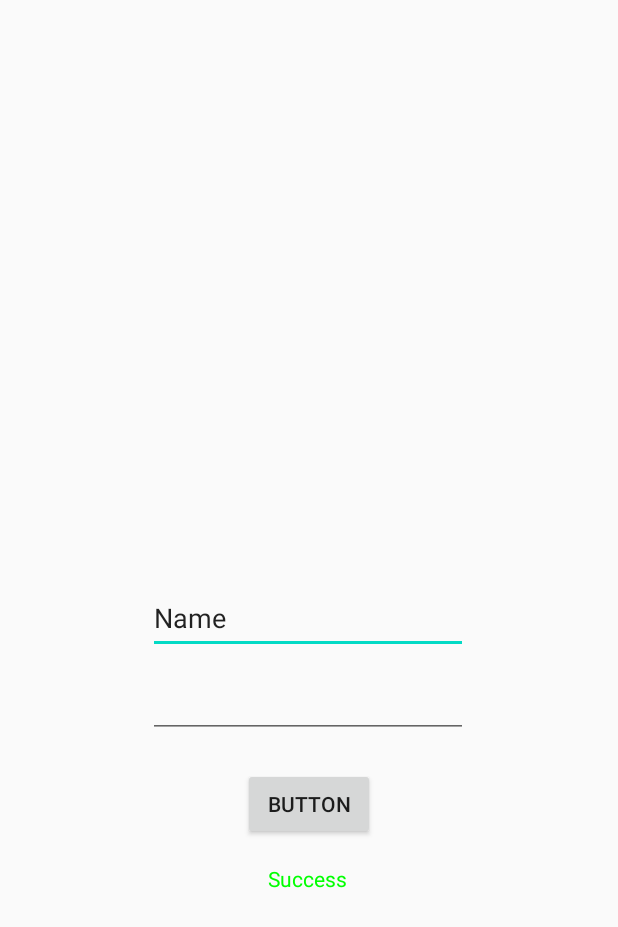
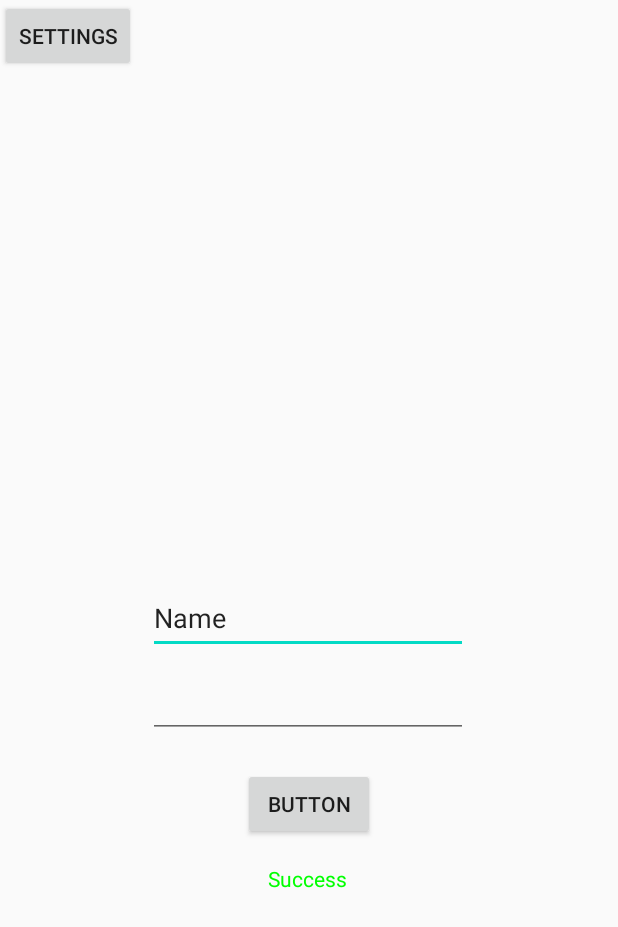
Before and after one commit to tahmid-23/SchoolPower, an Android app: the screen it shows after launch (MainActivity), after a tap on "BUTTON", on a phone screen of 412 x 824 dp. Shown: the top 927 px of the screen. Run offline under Robolectric (Android 15) with nearby library versions, the phone set to English and light mode, and no system bars; 5 statements that could not run were skipped.

Commit message:
settings page, listener file, restructured android main

```diff
--- a/androidApp/src/main/java/me/tahzam23/schoolpower/android/MainActivity.kt
+++ b/androidApp/src/main/java/me/tahzam23/schoolpower/android/MainActivity.kt
@@ -9,43 +9,31 @@ import android.widget.TextView
 import io.ktor.client.*
 import kotlinx.coroutines.GlobalScope
 import kotlinx.coroutines.launch
+import me.tahzam23.schoolpower.android.listener.LoginButtonListener
+import me.tahzam23.schoolpower.android.listener.SettingsButtonListener
 import me.tahzam23.schoolpower.createDefaultClientConfig
 import me.tahzam23.schoolpower.data.LoginInformation
 import me.tahzam23.schoolpower.login
 
 class MainActivity : AppCompatActivity() {
+    lateinit var username : EditText
+        private set
+    lateinit var password : EditText
+        private set
+    lateinit var successText : TextView
+        private set
+    lateinit var settingsButton : Button
+        private set
+
     override fun onCreate(savedInstanceState: Bundle?) {
         super.onCreate(savedInstanceState)
         setContentView(R.layout.activity_main)
 
-        val username = findViewById<EditText>(R.id.schoolpower_username)
-        val password = findViewById<EditText>(R.id.schoolpower_password)
-        val successText = findViewById<TextView>(R.id.schoolpower_success)
-        findViewById<Button>(R.id.schoolpower_submit_button).setOnClickListener {
-            val client = HttpClient {
-                createDefaultClientConfig(this)
-            }
-
-            GlobalScope.launch {
-                val success = login(
-                    client = client,
-                    loginInformation = LoginInformation(
-                        username.text.toString(),
-                        password.text.toString()
-                    )
-                )
-
-                runOnUiThread {
-                    if (success) {
-                        successText.text = "Success"
-                        successText.setTextColor(Color.GREEN)
-                    }
-                    else {
-                        successText.text = "Failure"
-                        successText.setTextColor(Color.RED)
-                    }
-                }
-            }
-        }
+        username = findViewById<EditText>(R.id.schoolpower_username)
+        password = findViewById<EditText>(R.id.schoolpower_password)
+        successText = findViewById<TextView>(R.id.schoolpower_success)
+        settingsButton = findViewById<Button>(R.id.settings)
+        findViewById<Button>(R.id.schoolpower_submit_button).setOnClickListener(LoginButtonListener(this))
+        findViewById<Button>(R.id.settings).setOnClickListener(SettingsButtonListener(this))
     }
 }
--- /dev/null
+++ b/androidApp/src/main/java/me/tahzam23/schoolpower/android/listener/ButtonListeners.kt
@@ -0,0 +1,49 @@
+package me.tahzam23.schoolpower.android.listener
+
+import android.graphics.Color
+import android.view.View
+import androidx.appcompat.app.AppCompatActivity
+import io.ktor.client.*
+import kotlinx.coroutines.GlobalScope
+import kotlinx.coroutines.launch
+import me.tahzam23.schoolpower.android.MainActivity
+import me.tahzam23.schoolpower.android.R
+import me.tahzam23.schoolpower.createDefaultClientConfig
+import me.tahzam23.schoolpower.data.LoginInformation
+import me.tahzam23.schoolpower.login
+
+class SettingsButtonListener(private val app : AppCompatActivity) : View.OnClickListener {
+    override fun onClick(p0: View?) {
+        app.setContentView(R.layout.settings);
+    }
+
+}
+
+class LoginButtonListener(private val app : MainActivity) : View.OnClickListener {
+    override fun onClick(p0: View?) {
+        val client = HttpClient {
+            createDefaultClientConfig(this)
+        }
+
+        GlobalScope.launch {
+            val success = login(
+                client = client,
+                loginInformation = LoginInformation(
+                    app.username.text.toString(),
+                    app.password.text.toString()
+                )
+            )
+
+            app.runOnUiThread {
+                if (success) {
+                    app.successText.text = "Success"
+                    app.successText.setTextColor(Color.GREEN)
+                }
+                else {
+                    app.successText.text = "Failure"
+                    app.successText.setTextColor(Color.RED)
+                }
+            }
+        }
+    }
+}
--- a/androidApp/src/main/res/layout/activity_main.xml
+++ b/androidApp/src/main/res/layout/activity_main.xml
@@ -53,4 +53,12 @@
         app:layout_constraintHorizontal_bias="0.498"
         app:layout_constraintStart_toStartOf="parent"
         app:layout_constraintTop_toBottomOf="@+id/schoolpower_submit_button" />
+
+    <Button
+        android:id="@+id/settings"
+        android:layout_width="wrap_content"
+        android:layout_height="wrap_content"
+        android:text="Settings"
+        tools:layout_editor_absoluteX="307dp"
+        tools:layout_editor_absoluteY="29dp" />
 </androidx.constraintlayout.widget.ConstraintLayout>
```
Also changed, not shown: androidApp/src/main/res/layout/settings.xml (added, +17 -0 lines).
